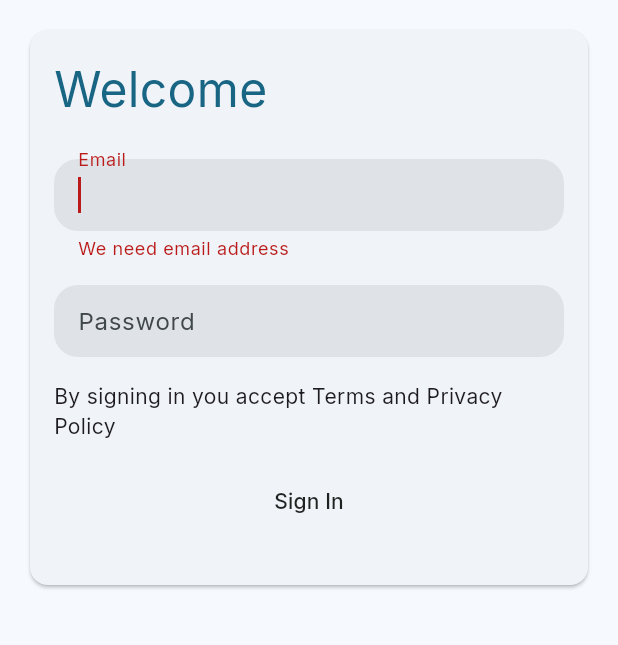
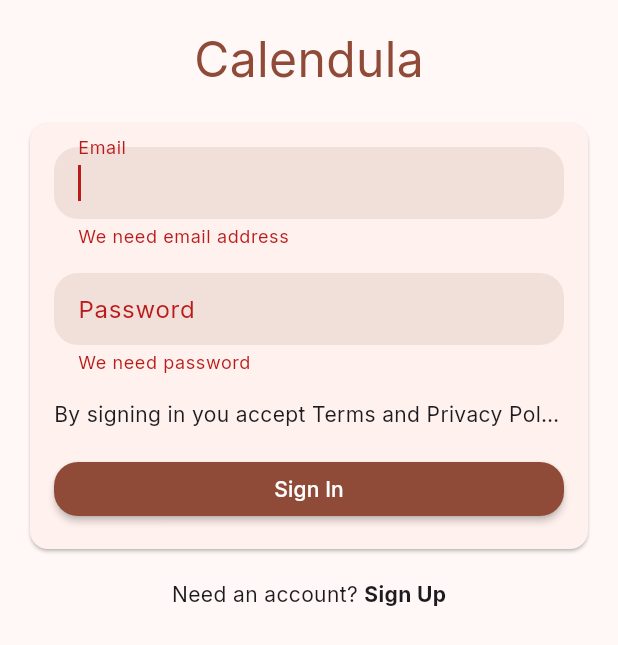
Before and after one commit to amka/calendula-app, a Flutter app: the screen it shows after launch, after a tap on "Sign In", on a phone screen of 412 x 824 dp. Shown: the top 645 px of the screen. Run offline on Flutter 3.47's test engine with Material 3 defaults, Android fonts, the light colour scheme and no system bars; our stand-ins replace appwrite, get, get_storage, google_fonts; network calls fail.

Commit message:
Add signIn logic

```diff
--- a/lib/app/modules/signin/controllers/signin_controller.dart
+++ b/lib/app/modules/signin/controllers/signin_controller.dart
@@ -32,12 +32,13 @@ class SigninController extends GetxController {
   Future signIn() async {
     try {
       loading.value = true;
-      authService.signIn(
+      await authService.signIn(
         email: emailController.text.trim(),
         password: passwordController.text.trim(),
       );
     } catch (e) {
       log('Sign in failed: $e');
+      rethrow;
     } finally {
       loading.value = false;
     }
--- a/lib/app/modules/signin/views/signin_view.dart
+++ b/lib/app/modules/signin/views/signin_view.dart
@@ -1,7 +1,9 @@
+import 'package:appwrite/appwrite.dart';
 import 'package:flutter/material.dart';
 
 import 'package:get/get.dart';
 
+import '../../../routes/app_pages.dart';
 import '../controllers/signin_controller.dart';
 
 class SigninView extends GetView<SigninController> {
@@ -13,21 +15,22 @@ class SigninView extends GetView<SigninController> {
       body: SafeArea(
         child: SingleChildScrollView(
           padding: const EdgeInsets.all(16),
-          child: Card(
+          child: Column(
+            mainAxisAlignment: MainAxisAlignment.center,
+            children: [
+              Text(
+                'Calendula',
+                style: TextStyle(
+                    fontSize: 32, color: Theme.of(context).colorScheme.primary),
+              ),
+              const SizedBox(height: 16),
+              Card(
                 child: Padding(
                   padding: const EdgeInsets.all(16),
                   child: Form(
                     key: controller.formKey,
                     child: Column(
-                  crossAxisAlignment: CrossAxisAlignment.start,
                       children: [
-                    Text(
-                      'Welcome',
-                      style: TextStyle(
-                          fontSize: 32,
-                          color: Theme.of(context).colorScheme.primary),
-                    ),
-                    const SizedBox(height: 24),
                         TextFormField(
                           controller: controller.emailController,
                           decoration: const InputDecoration(labelText: 'Email'),
@@ -46,29 +49,92 @@ class SigninView extends GetView<SigninController> {
                         const SizedBox(height: 16),
                         TextFormField(
                           controller: controller.passwordController,
-                      decoration: const InputDecoration(labelText: 'Password'),
+                          decoration:
+                              const InputDecoration(labelText: 'Password'),
                           obscureText: true,
+                          validator: (value) {
+                            if (value == null || value.trim().isEmpty) {
+                              return 'We need password';
+                            }
+                            if (value.length < 8) {
+                              return 'Password must be at least 8 characters';
+                            }
+                            return null;
+                          },
                         ),
                         const SizedBox(height: 16),
-                    Text('By signing in you accept Terms and Privacy Policy'),
+                        const Tooltip(
+                          waitDuration: Duration(milliseconds: 300),
+                          message:
+                              'By signing in you accept Terms and Privacy Policy',
+                          preferBelow: false,
+                          child: Text(
+                            'By signing in you accept Terms and Privacy Policy',
+                            overflow: TextOverflow.ellipsis,
+                          ),
+                        ),
                         const SizedBox(height: 16),
                         SizedBox(
                           width: double.infinity,
                           child: MaterialButton(
                               onPressed: () async {
-                            if (controller.formKey.currentState!.validate()) {
+                                if (controller.formKey.currentState!
+                                    .validate()) {
+                                  try {
                                     await controller.signIn();
+                                  } on AppwriteException catch (e) {
+                                    if (context.mounted) {
+                                      ScaffoldMessenger.of(context)
+                                          .showSnackBar(
+                                        SnackBar(
+                                          content: Text(
+                                              e.message ?? 'Sign in failed.'),
+                                         ),
+                                      );
+                                    }
+                                  } catch (e) {
+                                    if (context.mounted) {
+                                      ScaffoldMessenger.of(context)
+                                          .showSnackBar(
+                                        const SnackBar(
+                                            content: Text('Sign in failed.')),
+                                      );
+                                    }
+                                  }
                                 }
                               },
-                          child: const Text(
+                              color: Theme.of(context).colorScheme.primary,
+                              child: Text(
                                 'Sign In',
+                                style: TextStyle(
+                                  color:
+                                      Theme.of(context).colorScheme.onPrimary,
+                                ),
                               )),
                         ),
-                    SizedBox(height: 16),
                       ],
                     ),
                   ),
                 ),
+              ),
+              const SizedBox(height: 16),
+              Row(
+                mainAxisAlignment: MainAxisAlignment.center,
+                children: [
+                  const Text('Need an account? '),
+                  MouseRegion(
+                    cursor: SystemMouseCursors.click,
+                    child: GestureDetector(
+                      onTap: () => Get.offNamed(Routes.SIGNUP),
+                      child: const Text(
+                        'Sign Up',
+                        style: TextStyle(fontWeight: FontWeight.bold),
+                      ),
+                    ),
+                  )
+                ],
+              ),
+            ],
           ),
         ),
       ),
--- a/lib/main.dart
+++ b/lib/main.dart
@@ -18,7 +18,7 @@ void main() async {
     GetMaterialApp(
       title: "Application",
       theme: ThemeData(
-          colorSchemeSeed: Colors.lightBlue.shade300,
+          colorSchemeSeed: Colors.deepOrange.shade700,
           inputDecorationTheme: InputDecorationTheme(
             filled: true,
             border: OutlineInputBorder(
```
Also changed, not shown: lib/app/core/utils.dart (added). Lines whose indentation alone changed are shown as unchanged.
